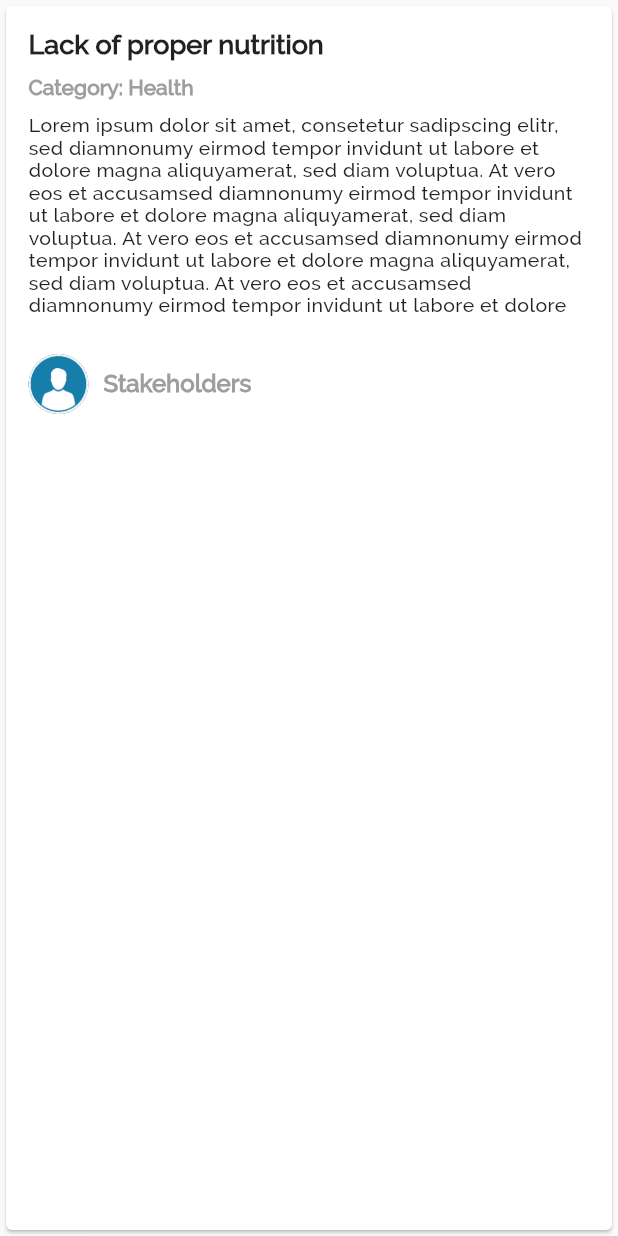
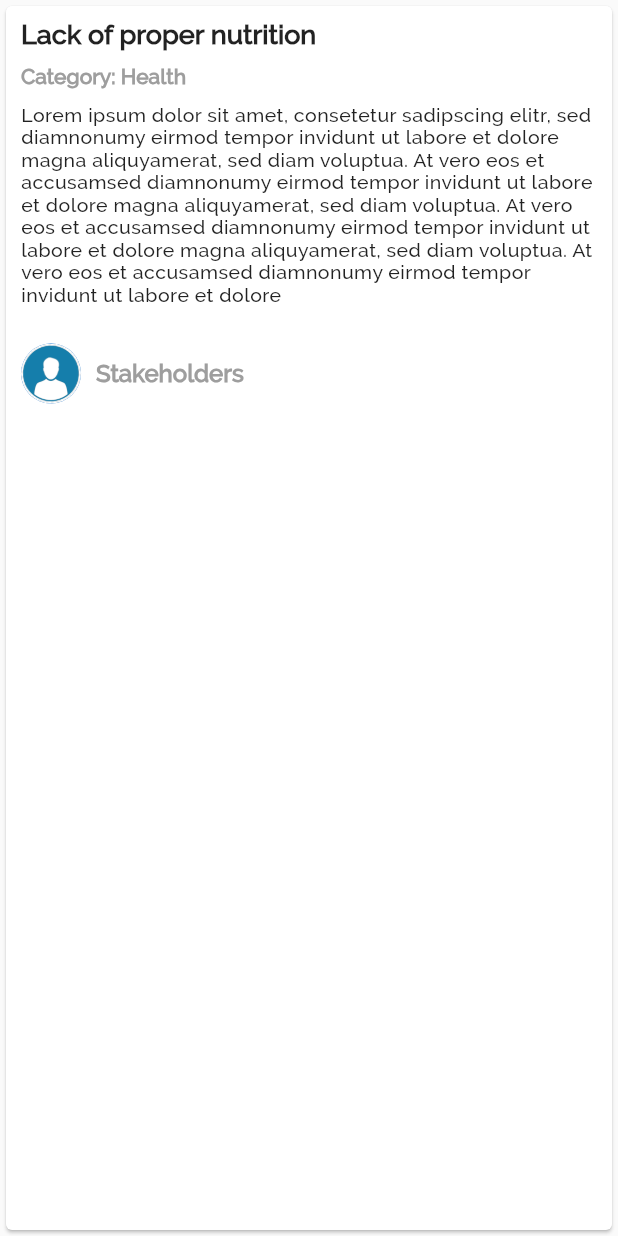
Before and after one commit to blessnathan01/y4c-pt-registration, a Flutter app: what challengeCard() shows on an empty page, opened directly with sample values from the repository, on a phone screen of 412 x 824 dp. Run offline on Flutter 3.47's test engine with Material 2 defaults, Android fonts, the phone set to English and light mode, and no system bars; drawn by our look-alikes of overlay_support; our stand-ins replace firebase_core, flutter_masked_text2, flutter_spinkit; accounts and stored records are empty.

Commit message:
Fixed Bugs

```diff
--- a/lib/models/challengeCard.dart
+++ b/lib/models/challengeCard.dart
@@ -17,7 +17,7 @@ class challengeCard extends StatelessWidget {
         child: Card(
           color: Colors.white,
           child: Padding(
-            padding: const EdgeInsets.fromLTRB(15, 15.0, 15, 20),
+            padding: const EdgeInsets.symmetric(vertical: 8, horizontal: 10),
             child: Column(
               crossAxisAlignment: CrossAxisAlignment.stretch,
               children: [
```
Also changed, not shown: lib/pages/admin_challenges.dart (+6 -2 lines).
